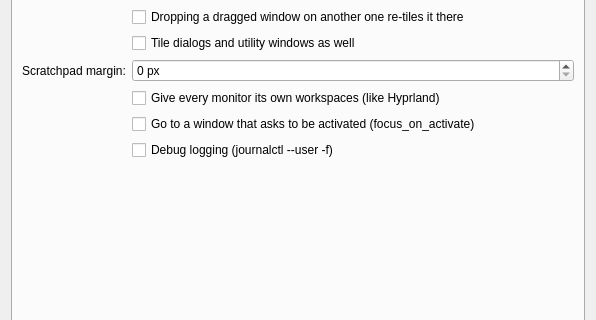
Old version of the form package/contents/ui/config.ui in the repository DGBooth/HyprKwin; both pictures show x 0 to 596 and y 117 to 437 of the 596 by 520 pixel window.
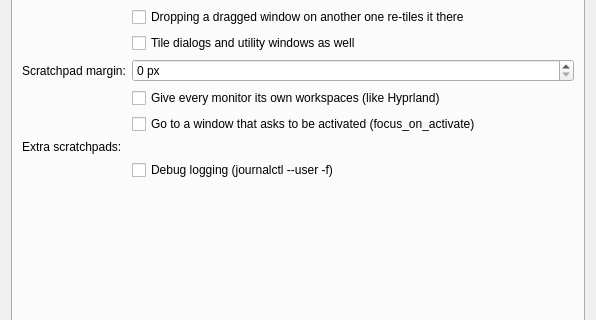
New version of the form. The open tabs and pages were chosen to show the change. Custom widgets are drawn as their Qt base class.

Commit message:
Name your scratchpads
Hyprland's special workspaces are named: a music one, a notes one, a terminal
one. HyprKwin had exactly one. The window state that was a boolean now holds
the scratchpad's name, and the one thing on screen is tracked by name too,
so opening one puts away whichever was up, as Hyprland does.

Four extra slots have shortcuts of their own, unbound by default; their names
come from the settings page. Rules take "special <name>" and Hyprland's own
"workspace special:name".

Diff of the .ui file:
```diff
--- a/package/contents/ui/config.ui
+++ b/package/contents/ui/config.ui
@@ -361,7 +361,17 @@
          <property name="toolTip"><string>Launching an app that is already open on another workspace switches to it. Chat apps ask for attention the same way when a message arrives; add a rule such as "focusonactivate off, class:^(discord)$" to stop one pulling you over.</string></property>
         </widget>
        </item>
+       <item row="8" column="0">
+        <widget class="QLabel" name="scratchpadNamesLabel"><property name="text"><string>Extra scratchpads:</string></property></widget>
+       </item>
        <item row="8" column="1">
+        <widget class="KEditListWidget" name="kcfg_ScratchpadNames">
+         <property name="kcfg_property" stdset="0"><string>items</string></property>
+         <property name="kcfg_propertyNotify" stdset="0"><string>2changed()</string></property>
+         <property name="toolTip"><string>Named scratchpads, as in Hyprland's special workspaces. The first name here is scratchpad 1, the second scratchpad 2, and so on; give them keys in System Settings &gt; Keyboard &gt; Shortcuts &gt; KWin (HyprKwin: Toggle scratchpad 1...). A window goes into one with the matching "Move window to/from scratchpad" key, or a rule such as "workspace special:music, class:^(spotify)$". Only one scratchpad is on screen at a time.</string></property>
+        </widget>
+       </item>
+       <item row="9" column="1">
         <widget class="QCheckBox" name="kcfg_Debug">
          <property name="text"><string>Debug logging (journalctl --user -f)</string></property>
         </widget>
```
The commit also changes 8 other files.
